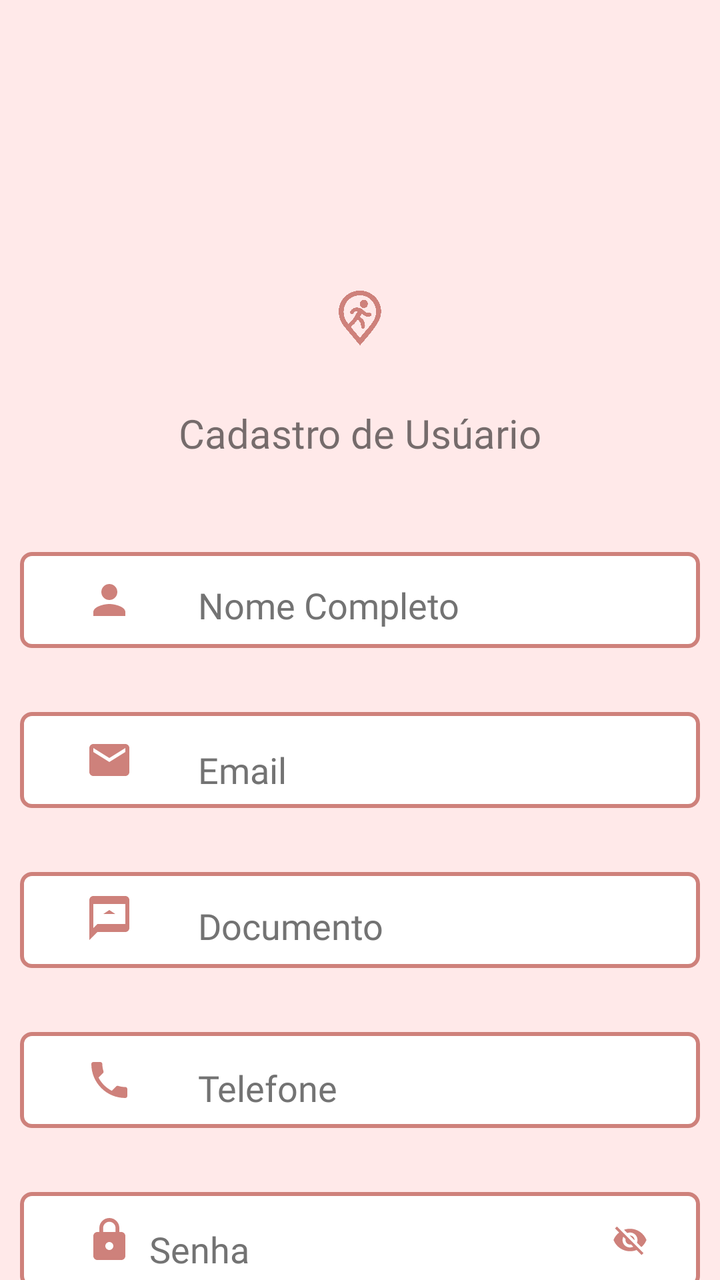
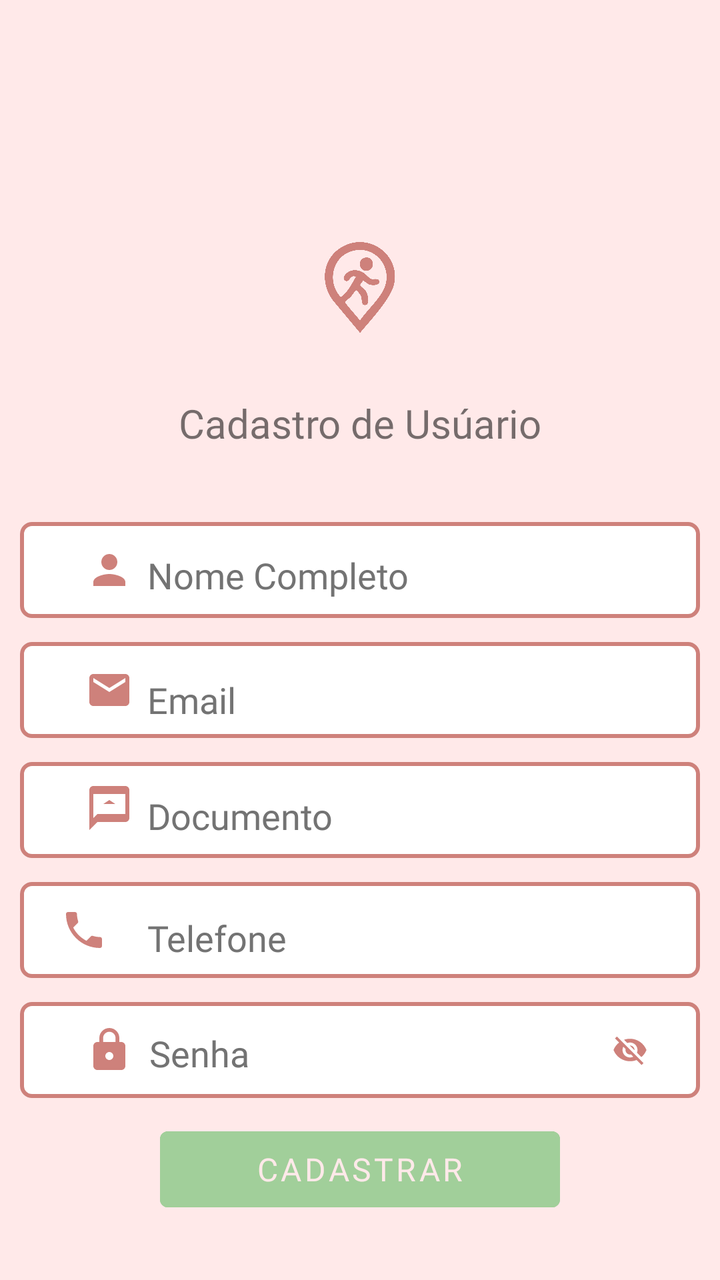

The first picture is an Android layout as it rendered before a commit; the second is the same layout after the commit. The layout source and the unified diff follow.
<!-- AndroidManifest.xml: application theme Theme.SafeTrace -->
<!-- res/layout/activity_cadastro.xml -->
<?xml version="1.0" encoding="utf-8"?>
<androidx.constraintlayout.widget.ConstraintLayout xmlns:android="http://schemas.android.com/apk/res/android"
    xmlns:app="http://schemas.android.com/apk/res-auto"
    xmlns:tools="http://schemas.android.com/tools"
    android:layout_width="match_parent"
    android:layout_height="match_parent"
    android:background="@color/fundo">

    
    <androidx.constraintlayout.widget.Guideline
        android:id="@+id/guidelineBordaTopo"
        android:layout_width="wrap_content"
        android:layout_height="wrap_content"
        android:orientation="horizontal"
        app:layout_constraintGuide_begin="16dp" />

    <androidx.constraintlayout.widget.Guideline
        android:id="@+id/guidelineBordaEsquerda"
        android:layout_width="wrap_content"
        android:layout_height="wrap_content"
        android:orientation="vertical"
        app:layout_constraintGuide_begin="16dp" />

    <androidx.constraintlayout.widget.Guideline
        android:id="@+id/guidelineBordaDireita"
        android:layout_width="wrap_content"
        android:layout_height="wrap_content"
        android:orientation="vertical"
        app:layout_constraintGuide_end="16dp" />

    <androidx.constraintlayout.widget.Guideline
        android:id="@+id/guidelineLogo"
        android:layout_width="wrap_content"
        android:layout_height="wrap_content"
        android:orientation="horizontal"
        app:layout_constraintGuide_begin="115dp" />

    <androidx.constraintlayout.widget.Guideline
        android:id="@+id/guidelineCadastro"
        android:layout_width="wrap_content"
        android:layout_height="wrap_content"
        android:orientation="horizontal"
        app:layout_constraintGuide_begin="230dp" />

    <androidx.constraintlayout.widget.Guideline
        android:id="@+id/guidelineSalvar"
        android:layout_width="wrap_content"
        android:layout_height="wrap_content"
        android:orientation="horizontal"
        app:layout_constraintGuide_end="230dp" />

    <androidx.constraintlayout.widget.Guideline
        android:id="@+id/guidelineBordaFim"
        android:layout_width="wrap_content"
        android:layout_height="wrap_content"
        android:orientation="horizontal"
        app:layout_constraintGuide_end="16dp" />

    

    
    <TextView
        android:id="@+id/textViewCadastrar"
        android:layout_width="wrap_content"
        android:layout_height="wrap_content"
        android:fontFamily="@font/poppins_semibold"
        android:text="Cadastro de Usúario"
        android:textAlignment="center"
        android:textSize="20sp"
        app:layout_constraintBottom_toTopOf="@+id/guidelineCadastro"
        app:layout_constraintEnd_toStartOf="@+id/guidelineBordaDireita"
        app:layout_constraintStart_toStartOf="@+id/guidelineBordaEsquerda" />

    
    <com.google.android.material.button.MaterialButton
        android:id="@+id/buttonBordaNome"
        android:layout_width="340dp"
        android:layout_height="60dp"
        android:layout_marginTop="40dp"
        android:backgroundTint="@color/white"
        android:fontFamily="@font/poppins"
        android:stateListAnimator="@null"
        android:text="                        "
        android:textColor="@color/primaria"
        app:cornerRadius="6dp"
        app:layout_constraintEnd_toStartOf="@+id/guidelineBordaDireita"
        app:layout_constraintStart_toStartOf="@+id/guidelineBordaEsquerda"
        app:layout_constraintTop_toTopOf="@+id/guidelineCadastro"
        app:rippleColor="@color/primaria"
        app:strokeColor="@color/primaria"
        app:strokeWidth="2dp" />


    

    <EditText
        android:id="@+id/editTextNome"
        android:layout_width="292dp"
        android:layout_height="29dp"
        android:background="@android:color/transparent"
        android:ems="10"
        android:fontFamily="@font/poppins"
        android:hint="Nome Completo"
        android:inputType="textPersonName"
        android:textAlignment="viewStart"
        android:textColor="@color/cinza"
        android:textColorHint="@color/cinza"
        android:textSize="18sp"
        app:layout_constraintBottom_toBottomOf="@+id/buttonBordaNome"
        app:layout_constraintStart_toStartOf="@+id/guideline"
        app:layout_constraintTop_toTopOf="@+id/buttonBordaNome"
        app:layout_constraintVertical_bias="0.58" />

    <com.google.android.material.button.MaterialButton
        android:id="@+id/buttonBordaEmail"
        android:layout_width="340dp"
        android:layout_height="60dp"
        android:layout_marginTop="20dp"
        android:backgroundTint="@color/white"
        android:fontFamily="@font/poppins"
        android:stateListAnimator="@null"
        android:text="                        "
        android:textColor="@color/primaria"
        app:cornerRadius="6dp"
        app:layout_constraintEnd_toStartOf="@+id/guidelineBordaDireita"
        app:layout_constraintStart_toStartOf="@+id/guidelineBordaEsquerda"
        app:layout_constraintTop_toBottomOf="@+id/buttonBordaNome"
        app:rippleColor="@color/primaria"
        app:strokeColor="@color/primaria"
        app:strokeWidth="2dp" />


    

    <EditText
        android:id="@+id/editTextEmail"
        android:layout_width="290dp"
        android:layout_height="34dp"
        android:background="@android:color/transparent"
        android:ems="10"
        android:fontFamily="@font/poppins"
        android:hint="Email"
        android:inputType="textEmailAddress"
        android:textAlignment="viewStart"
        android:textColor="@color/cinza"
        android:textColorHint="@color/cinza"
        android:textSize="18sp"
        app:layout_constraintBottom_toBottomOf="@+id/buttonBordaEmail"
        app:layout_constraintStart_toStartOf="@+id/guideline"
        app:layout_constraintTop_toTopOf="@+id/buttonBordaEmail"
        app:layout_constraintVertical_bias="0.692" />

    <com.google.android.material.button.MaterialButton
        android:id="@+id/buttonBordaCpf"
        android:layout_width="340dp"
        android:layout_height="60dp"
        android:layout_marginTop="20dp"
        android:backgroundTint="@color/white"
        android:fontFamily="@font/poppins"
        android:stateListAnimator="@null"
        android:text="                        "
        android:textColor="@color/primaria"
        app:cornerRadius="6dp"
        app:layout_constraintEnd_toStartOf="@+id/guidelineBordaDireita"
        app:layout_constraintStart_toStartOf="@+id/guidelineBordaEsquerda"
        app:layout_constraintTop_toBottomOf="@+id/buttonBordaEmail"
        app:rippleColor="@color/primaria"
        app:strokeColor="@color/primaria"
        app:strokeWidth="2dp" />


    
    <EditText
        android:id="@+id/editTextCpf"
        android:layout_width="292dp"
        android:layout_height="30dp"
        android:background="@android:color/transparent"
        android:ems="10"
        android:fontFamily="@font/poppins"
        android:hint="Documento"
        android:inputType="number"
        android:textAlignment="viewStart"
        android:textColor="@color/cinza"
        android:textColorHint="@color/cinza"
        android:textSize="18sp"
        app:layout_constraintBottom_toBottomOf="@+id/buttonBordaCpf"
        app:layout_constraintStart_toStartOf="@+id/guideline"
        app:layout_constraintTop_toTopOf="@+id/buttonBordaCpf"
        app:layout_constraintVertical_bias="0.6" />

    <com.google.android.material.button.MaterialButton
        android:id="@+id/buttonBordaTelefone"
        android:layout_width="340dp"
        android:layout_height="60dp"
        android:layout_marginTop="20dp"
        android:backgroundTint="@color/white"
        android:fontFamily="@font/poppins"
        android:stateListAnimator="@null"
        android:text="                        "
        android:textColor="@color/primaria"
        app:cornerRadius="6dp"
        app:layout_constraintEnd_toStartOf="@+id/guidelineBordaDireita"
        app:layout_constraintStart_toStartOf="@+id/guidelineBordaEsquerda"
        app:layout_constraintTop_toBottomOf="@+id/buttonBordaCpf"
        app:rippleColor="@color/primaria"
        app:strokeColor="@color/primaria"
        app:strokeWidth="2dp" />


    
    <EditText
        android:id="@+id/editTextTelefone"
        android:layout_width="292dp"
        android:layout_height="32dp"
        android:background="@android:color/transparent"
        android:ems="10"
        android:fontFamily="@font/poppins"
        android:hint="Telefone"
        android:inputType="phone"
        android:textAlignment="viewStart"
        android:textColor="@color/cinza"
        android:textColorHint="@color/cinza"
        android:textSize="18sp"
        app:layout_constraintBottom_toBottomOf="@+id/buttonBordaTelefone"
        app:layout_constraintStart_toStartOf="@+id/guideline"
        app:layout_constraintTop_toTopOf="@+id/buttonBordaTelefone"
        app:layout_constraintVertical_bias="0.642" />

    <com.google.android.material.button.MaterialButton
        android:id="@+id/buttonBordaSenha"
        android:layout_width="340dp"
        android:layout_height="60dp"
        android:layout_marginTop="20dp"
        android:backgroundTint="@color/white"
        android:fontFamily="@font/poppins"
        android:stateListAnimator="@null"
        android:text="                        "
        android:textColor="@color/primaria"
        app:cornerRadius="6dp"
        app:layout_constraintEnd_toStartOf="@+id/guidelineBordaDireita"
        app:layout_constraintStart_toStartOf="@+id/guidelineBordaEsquerda"
        app:layout_constraintTop_toBottomOf="@+id/buttonBordaTelefone"
        app:rippleColor="@color/primaria"
        app:strokeColor="@color/primaria"
        app:strokeWidth="2dp" />


    
    <EditText
        android:id="@+id/editTextSenha"
        android:layout_width="250dp"
        android:layout_height="33dp"
        android:background="@android:color/transparent"
        android:ems="10"
        android:fontFamily="@font/poppins"
        android:hint="Senha"
        android:inputType="textPassword"
        android:textAlignment="viewStart"
        android:textColor="@color/cinza"
        android:textColorHint="@color/cinza"
        android:textSize="18sp"
        app:layout_constraintBottom_toBottomOf="@+id/buttonBordaSenha"
        app:layout_constraintEnd_toStartOf="@+id/imageViewToggleSenha"
        app:layout_constraintStart_toStartOf="@+id/guideline"
        app:layout_constraintTop_toTopOf="@+id/buttonBordaSenha"
        app:layout_constraintVertical_bias="0.666" />

    <ImageView
        android:id="@+id/imageViewToggleSenha"
        android:layout_width="30dp"
        android:layout_height="30dp"
        android:layout_marginEnd="20dp"
        android:background="?attr/selectableItemBackgroundBorderless"
        android:padding="6dp"
        android:clickable="true"
        android:focusable="true"
        app:layout_constraintBottom_toBottomOf="@+id/buttonBordaSenha"
        app:layout_constraintEnd_toEndOf="@+id/buttonBordaSenha"
        app:layout_constraintTop_toTopOf="@+id/buttonBordaSenha"
        app:layout_constraintVertical_bias="0.5"
        app:srcCompat="@drawable/baseline_visibility_off_24" />

    <com.google.android.material.button.MaterialButton
        android:id="@+id/buttonCadastrar"
        android:layout_width="200dp"
        android:layout_height="50dp"
        android:backgroundTint="@color/verde"
        android:fontFamily="@font/poppins_semibold"
        android:stateListAnimator="@null"
        android:text="Cadastrar"
        android:textAlignment="center"
        android:textColor="@color/fundo"
        android:textSize="16sp"
        app:cornerRadius="4dp"
        app:layout_constraintBottom_toTopOf="@+id/guidelineSalvar"
        app:layout_constraintEnd_toStartOf="@+id/guidelineBordaDireita"
        app:layout_constraintHorizontal_bias="0.497"
        app:layout_constraintStart_toStartOf="@+id/guidelineBordaEsquerda"
        app:layout_constraintTop_toBottomOf="@+id/buttonBordaSenha"
        app:rippleColor="@color/verde"
        app:strokeColor="@color/verde"
        app:strokeWidth="2dp" />

    <ImageView
        android:id="@+id/imageView2"
        android:layout_width="54dp"
        android:layout_height="29dp"
        app:layout_constraintBottom_toTopOf="@+id/textViewCadastrar"
        app:layout_constraintEnd_toStartOf="@+id/guidelineBordaDireita"
        app:layout_constraintStart_toStartOf="@+id/guidelineBordaEsquerda"
        app:layout_constraintTop_toTopOf="@+id/guidelineLogo"
        app:srcCompat="@drawable/icone" />

    <ImageView
        android:id="@+id/imageView3"
        android:layout_width="wrap_content"
        android:layout_height="wrap_content"
        android:layout_marginEnd="350dp"
        app:layout_constraintBottom_toTopOf="@+id/guidelineLogo"
        app:layout_constraintEnd_toStartOf="@+id/guidelineBordaDireita"
        app:layout_constraintStart_toStartOf="@+id/guidelineBordaEsquerda"
        app:layout_constraintTop_toTopOf="@+id/guidelineBordaTopo"
        app:srcCompat="@drawable/baseline_arrow_back_24" />

    <androidx.constraintlayout.widget.Guideline
        android:id="@+id/guideline"
        android:layout_width="wrap_content"
        android:layout_height="wrap_content"
        android:orientation="vertical"
        app:layout_constraintGuide_begin="99dp" />

    <ImageView
        android:id="@+id/imageView10"
        android:layout_width="wrap_content"
        android:layout_height="wrap_content"
        app:layout_constraintBottom_toBottomOf="@+id/buttonBordaNome"
        app:layout_constraintEnd_toStartOf="@+id/guideline"
        app:layout_constraintStart_toStartOf="@+id/buttonBordaNome"
        app:layout_constraintTop_toTopOf="@+id/buttonBordaNome"
        app:srcCompat="@drawable/baseline_person_24" />

    <ImageView
        android:id="@+id/imageView11"
        android:layout_width="wrap_content"
        android:layout_height="wrap_content"
        app:layout_constraintBottom_toBottomOf="@+id/buttonBordaEmail"
        app:layout_constraintEnd_toStartOf="@+id/guideline"
        app:layout_constraintStart_toStartOf="@+id/buttonBordaEmail"
        app:layout_constraintTop_toTopOf="@+id/buttonBordaEmail"
        app:srcCompat="@drawable/baseline_email_24" />

    <ImageView
        android:id="@+id/imageView12"
        android:layout_width="wrap_content"
        android:layout_height="wrap_content"
        app:layout_constraintBottom_toBottomOf="@+id/buttonBordaCpf"
        app:layout_constraintEnd_toStartOf="@+id/guideline"
        app:layout_constraintStart_toStartOf="@+id/buttonBordaCpf"
        app:layout_constraintTop_toTopOf="@+id/buttonBordaCpf"
        app:srcCompat="@drawable/baseline_contact_mail_24" />

    <ImageView
        android:id="@+id/imageView13"
        android:layout_width="wrap_content"
        android:layout_height="wrap_content"
        app:layout_constraintBottom_toBottomOf="@+id/buttonBordaTelefone"
        app:layout_constraintEnd_toStartOf="@+id/editTextTelefone"
        app:layout_constraintStart_toStartOf="@+id/buttonBordaTelefone"
        app:layout_constraintTop_toTopOf="@+id/buttonBordaTelefone"
        app:srcCompat="@drawable/baseline_call_24" />

    <ImageView
        android:id="@+id/imageView14"
        android:layout_width="wrap_content"
        android:layout_height="wrap_content"
        app:layout_constraintBottom_toBottomOf="@+id/buttonBordaSenha"
        app:layout_constraintEnd_toStartOf="@+id/guideline"
        app:layout_constraintStart_toStartOf="@+id/buttonBordaSenha"
        app:layout_constraintTop_toTopOf="@+id/buttonBordaSenha"
        app:srcCompat="@drawable/baseline_lock_24" />

    <ImageView
        android:id="@+id/imageView15"
        android:layout_width="wrap_content"
        android:layout_height="wrap_content"
        android:layout_marginStart="350dp"
        app:layout_constraintBottom_toTopOf="@+id/guidelineLogo"
        app:layout_constraintEnd_toStartOf="@+id/guidelineBordaDireita"
        app:layout_constraintStart_toStartOf="@+id/guidelineBordaEsquerda"
        app:layout_constraintTop_toTopOf="@+id/guidelineBordaTopo"
        app:srcCompat="@drawable/baseline_dehaze_24" />
</androidx.constraintlayout.widget.ConstraintLayout>
<!-- resources referenced by this layout -->
<resources>
  <color name="cinza">#737373</color>
  <color name="fundo">#ffe9e9</color>
  <color name="primaria">#ce817b</color>
  <color name="verde">#a1cf9a</color>
  <color name="white">#FFFFFFFF</color>
  <!-- drawable baseline_arrow_back_24 (drawable) -->
  <vector xmlns:android="http://schemas.android.com/apk/res/android" android:autoMirrored="true" android:height="24dp" android:tint="#CE817B" android:viewportHeight="24" android:viewportWidth="24" android:width="24dp">
  
      <path android:fillColor="@android:color/white" android:pathData="M20,11H7.83l5.59,-5.59L12,4l-8,8 8,8 1.41,-1.41L7.83,13H20v-2z"/>
  
  </vector>
  <!-- drawable baseline_contact_mail_24 (drawable) -->
  <vector xmlns:android="http://schemas.android.com/apk/res/android"
      android:width="24dp"
      android:height="24dp"
      android:viewportWidth="24"
      android:viewportHeight="24"
      android:tint="#CE817B">
      <path
          android:fillColor="@android:color/white"
          android:pathData="M0,0h24v24H0V0z" android:fillAlpha="0"/>
      <path
          android:fillColor="@android:color/white"
          android:pathData="M20,0H4C2.9,0 2.01,0.9 2.01,2L2,22l4,-4h14c1.1,0 2,-0.9 2,-2V2C22,0.9 21.1,0 20,0zM20,14H6l-2,2V4h16V14zM12,7l3,2h-6L12,7z"/>
  </vector>
  <!-- drawable baseline_dehaze_24 (drawable) -->
  <vector xmlns:android="http://schemas.android.com/apk/res/android" android:height="24dp" android:tint="#CE817B" android:viewportHeight="24" android:viewportWidth="24" android:width="24dp">
        
      <path android:fillColor="@android:color/white" android:pathData="M2,15.5v2h20v-2L2,15.5zM2,10.5v2h20v-2L2,10.5zM2,5.5v2h20v-2L2,5.5z"/>
      
  </vector>
  <!-- drawable baseline_email_24 (drawable) -->
  <vector xmlns:android="http://schemas.android.com/apk/res/android"
      android:width="24dp"
      android:height="24dp"
      android:viewportWidth="24"
      android:viewportHeight="24"
      android:tint="#CE817B">
      <path
          android:fillColor="@android:color/white"
          android:pathData="M20,4L4,4c-1.1,0 -1.99,0.9 -1.99,2L2,18c0,1.1 0.9,2 2,2h16c1.1,0 2,-0.9 2,-2L22,6c0,-1.1 -0.9,-2 -2,-2zM20,8l-8,5 -8,-5L4,6l8,5 8,-5v2z"/>
  </vector>
  <!-- drawable baseline_lock_24 (drawable) -->
  <vector xmlns:android="http://schemas.android.com/apk/res/android"
      android:width="24dp"
      android:height="24dp"
      android:viewportWidth="24"
      android:viewportHeight="24"
      android:tint="#CE817B">
      <path
          android:fillColor="@android:color/white"
          android:pathData="M18,8h-1L17,6c0,-2.76 -2.24,-5 -5,-5S7,3.24 7,6v2L6,8c-1.1,0 -2,0.9 -2,2v10c0,1.1 0.9,2 2,2h12c1.1,0 2,-0.9 2,-2L20,10c0,-1.1 -0.9,-2 -2,-2zM12,17c-1.1,0 -2,-0.9 -2,-2s0.9,-2 2,-2 2,0.9 2,2 -0.9,2 -2,2zM15.1,8L8.9,8L8.9,6c0,-1.71 1.39,-3.1 3.1,-3.1 1.71,0 3.1,1.39 3.1,3.1v2z"/>
  </vector>
  <!-- drawable baseline_person_24 (drawable) -->
  <vector xmlns:android="http://schemas.android.com/apk/res/android"
      android:width="24dp"
      android:height="24dp"
      android:viewportWidth="24"
      android:viewportHeight="24"
      android:tint="#CE817B">
      <path
          android:fillColor="@android:color/white"
          android:pathData="M12,12c2.21,0 4,-1.79 4,-4s-1.79,-4 -4,-4 -4,1.79 -4,4 1.79,4 4,4zM12,14c-2.67,0 -8,1.34 -8,4v2h16v-2c0,-2.66 -5.33,-4 -8,-4z"/>
  </vector>
  <color name="primaria_variacao">#ea9999</color>
  <color name="secundaria">#BA0606</color>
  <color name="secundaria_variacao">#762f2a</color>
  <color name="black">#FF000000</color>
  <style name="ThemeOverlay.SafeTrace" parent="ThemeOverlay.MaterialComponents.TextInputEditText.OutlinedBox">
          <item name="colorControlNormal">@color/primaria</item> 
          <item name="colorControlActivated">@color/primaria</item> 
          <item name="android:textColor">@color/primaria</item> 
          <item name="android:textColorHint">@color/primaria</item> 
      </style>
  <!-- unchanged entries left out for length: 4 -->
</resources>

<!-- the commit's change to res/layout/activity_cadastro.xml (unified diff, before → after) -->
@@ -63,26 +63,29 @@
         android:id="@+id/textViewCadastrar"
         android:layout_width="wrap_content"
         android:layout_height="wrap_content"
+        android:layout_marginTop="25dp"
         android:fontFamily="@font/poppins_semibold"
         android:text="Cadastro de Usúario"
         android:textAlignment="center"
         android:textSize="20sp"
         app:layout_constraintBottom_toTopOf="@+id/guidelineCadastro"
         app:layout_constraintEnd_toStartOf="@+id/guidelineBordaDireita"
-        app:layout_constraintStart_toStartOf="@+id/guidelineBordaEsquerda" />
+        app:layout_constraintStart_toStartOf="@+id/guidelineBordaEsquerda"
+        app:layout_constraintTop_toBottomOf="@+id/imageView2" />
 
     
     <com.google.android.material.button.MaterialButton
         android:id="@+id/buttonBordaNome"
         android:layout_width="340dp"
         android:layout_height="60dp"
-        android:layout_marginTop="40dp"
-        android:backgroundTint="@color/white"
-        android:fontFamily="@font/poppins"
-        android:stateListAnimator="@null"
-        android:text="                        "
-        android:textColor="@color/primaria"
-        app:cornerRadius="6dp"
+        android:layout_marginTop="30dp"
+        android:backgroundTint="@color/white"
+        android:fontFamily="@font/poppins"
+        android:stateListAnimator="@null"
+        android:text="                        "
+        android:textColor="@color/primaria"
+        app:cornerRadius="6dp"
+        app:layout_constraintBottom_toTopOf="@+id/buttonBordaEmail"
         app:layout_constraintEnd_toStartOf="@+id/guidelineBordaDireita"
         app:layout_constraintStart_toStartOf="@+id/guidelineBordaEsquerda"
         app:layout_constraintTop_toTopOf="@+id/guidelineCadastro"
@@ -97,6 +100,7 @@
         android:id="@+id/editTextNome"
         android:layout_width="292dp"
         android:layout_height="29dp"
+        android:layout_marginEnd="20dp"
         android:background="@android:color/transparent"
         android:ems="10"
         android:fontFamily="@font/poppins"
@@ -107,6 +111,7 @@
         android:textColorHint="@color/cinza"
         android:textSize="18sp"
         app:layout_constraintBottom_toBottomOf="@+id/buttonBordaNome"
+        app:layout_constraintEnd_toEndOf="parent"
         app:layout_constraintStart_toStartOf="@+id/guideline"
         app:layout_constraintTop_toTopOf="@+id/buttonBordaNome"
         app:layout_constraintVertical_bias="0.58" />
@@ -115,13 +120,13 @@
         android:id="@+id/buttonBordaEmail"
         android:layout_width="340dp"
         android:layout_height="60dp"
-        android:layout_marginTop="20dp"
-        android:backgroundTint="@color/white"
-        android:fontFamily="@font/poppins"
-        android:stateListAnimator="@null"
-        android:text="                        "
-        android:textColor="@color/primaria"
-        app:cornerRadius="6dp"
+        android:backgroundTint="@color/white"
+        android:fontFamily="@font/poppins"
+        android:stateListAnimator="@null"
+        android:text="                        "
+        android:textColor="@color/primaria"
+        app:cornerRadius="6dp"
+        app:layout_constraintBottom_toTopOf="@+id/buttonBordaCpf"
         app:layout_constraintEnd_toStartOf="@+id/guidelineBordaDireita"
         app:layout_constraintStart_toStartOf="@+id/guidelineBordaEsquerda"
         app:layout_constraintTop_toBottomOf="@+id/buttonBordaNome"
@@ -136,6 +141,7 @@
         android:id="@+id/editTextEmail"
         android:layout_width="290dp"
         android:layout_height="34dp"
+        android:layout_marginEnd="22dp"
         android:background="@android:color/transparent"
         android:ems="10"
         android:fontFamily="@font/poppins"
@@ -146,6 +152,7 @@
         android:textColorHint="@color/cinza"
         android:textSize="18sp"
         app:layout_constraintBottom_toBottomOf="@+id/buttonBordaEmail"
+        app:layout_constraintEnd_toEndOf="parent"
         app:layout_constraintStart_toStartOf="@+id/guideline"
         app:layout_constraintTop_toTopOf="@+id/buttonBordaEmail"
         app:layout_constraintVertical_bias="0.692" />
@@ -154,13 +161,13 @@
         android:id="@+id/buttonBordaCpf"
         android:layout_width="340dp"
         android:layout_height="60dp"
-        android:layout_marginTop="20dp"
-        android:backgroundTint="@color/white"
-        android:fontFamily="@font/poppins"
-        android:stateListAnimator="@null"
-        android:text="                        "
-        android:textColor="@color/primaria"
-        app:cornerRadius="6dp"
+        android:backgroundTint="@color/white"
+        android:fontFamily="@font/poppins"
+        android:stateListAnimator="@null"
+        android:text="                        "
+        android:textColor="@color/primaria"
+        app:cornerRadius="6dp"
+        app:layout_constraintBottom_toTopOf="@+id/buttonBordaTelefone"
         app:layout_constraintEnd_toStartOf="@+id/guidelineBordaDireita"
         app:layout_constraintStart_toStartOf="@+id/guidelineBordaEsquerda"
         app:layout_constraintTop_toBottomOf="@+id/buttonBordaEmail"
@@ -174,6 +181,7 @@
         android:id="@+id/editTextCpf"
         android:layout_width="292dp"
         android:layout_height="30dp"
+        android:layout_marginEnd="20dp"
         android:background="@android:color/transparent"
         android:ems="10"
         android:fontFamily="@font/poppins"
@@ -184,6 +192,7 @@
         android:textColorHint="@color/cinza"
         android:textSize="18sp"
         app:layout_constraintBottom_toBottomOf="@+id/buttonBordaCpf"
+        app:layout_constraintEnd_toEndOf="parent"
         app:layout_constraintStart_toStartOf="@+id/guideline"
         app:layout_constraintTop_toTopOf="@+id/buttonBordaCpf"
         app:layout_constraintVertical_bias="0.6" />
@@ -192,13 +201,13 @@
         android:id="@+id/buttonBordaTelefone"
         android:layout_width="340dp"
         android:layout_height="60dp"
-        android:layout_marginTop="20dp"
-        android:backgroundTint="@color/white"
-        android:fontFamily="@font/poppins"
-        android:stateListAnimator="@null"
-        android:text="                        "
-        android:textColor="@color/primaria"
-        app:cornerRadius="6dp"
+        android:backgroundTint="@color/white"
+        android:fontFamily="@font/poppins"
+        android:stateListAnimator="@null"
+        android:text="                        "
+        android:textColor="@color/primaria"
+        app:cornerRadius="6dp"
+        app:layout_constraintBottom_toTopOf="@+id/buttonBordaSenha"
         app:layout_constraintEnd_toStartOf="@+id/guidelineBordaDireita"
         app:layout_constraintStart_toStartOf="@+id/guidelineBordaEsquerda"
         app:layout_constraintTop_toBottomOf="@+id/buttonBordaCpf"
@@ -212,6 +221,7 @@
         android:id="@+id/editTextTelefone"
         android:layout_width="292dp"
         android:layout_height="32dp"
+        android:layout_marginEnd="20dp"
         android:background="@android:color/transparent"
         android:ems="10"
         android:fontFamily="@font/poppins"
@@ -222,6 +232,7 @@
         android:textColorHint="@color/cinza"
         android:textSize="18sp"
         app:layout_constraintBottom_toBottomOf="@+id/buttonBordaTelefone"
+        app:layout_constraintEnd_toEndOf="parent"
         app:layout_constraintStart_toStartOf="@+id/guideline"
         app:layout_constraintTop_toTopOf="@+id/buttonBordaTelefone"
         app:layout_constraintVertical_bias="0.642" />
@@ -230,13 +241,14 @@
         android:id="@+id/buttonBordaSenha"
         android:layout_width="340dp"
         android:layout_height="60dp"
-        android:layout_marginTop="20dp"
-        android:backgroundTint="@color/white"
-        android:fontFamily="@font/poppins"
-        android:stateListAnimator="@null"
-        android:text="                        "
-        android:textColor="@color/primaria"
-        app:cornerRadius="6dp"
+        android:layout_marginBottom="90dp"
+        android:backgroundTint="@color/white"
+        android:fontFamily="@font/poppins"
+        android:stateListAnimator="@null"
+        android:text="                        "
+        android:textColor="@color/primaria"
+        app:cornerRadius="6dp"
+        app:layout_constraintBottom_toBottomOf="parent"
         app:layout_constraintEnd_toStartOf="@+id/guidelineBordaDireita"
         app:layout_constraintStart_toStartOf="@+id/guidelineBordaEsquerda"
         app:layout_constraintTop_toBottomOf="@+id/buttonBordaTelefone"
@@ -246,9 +258,10 @@
 
 
     
+
     <EditText
         android:id="@+id/editTextSenha"
-        android:layout_width="250dp"
+        android:layout_width="225dp"
         android:layout_height="33dp"
         android:background="@android:color/transparent"
         android:ems="10"
@@ -261,9 +274,10 @@
         android:textSize="18sp"
         app:layout_constraintBottom_toBottomOf="@+id/buttonBordaSenha"
         app:layout_constraintEnd_toStartOf="@+id/imageViewToggleSenha"
-        app:layout_constraintStart_toStartOf="@+id/guideline"
+        app:layout_constraintHorizontal_bias="0.964"
+        app:layout_constraintStart_toEndOf="@+id/imageView14"
         app:layout_constraintTop_toTopOf="@+id/buttonBordaSenha"
-        app:layout_constraintVertical_bias="0.666" />
+        app:layout_constraintVertical_bias="0.555" />
 
     <ImageView
         android:id="@+id/imageViewToggleSenha"
@@ -284,6 +298,9 @@
         android:id="@+id/buttonCadastrar"
         android:layout_width="200dp"
         android:layout_height="50dp"
+        android:layout_marginStart="106dp"
+        android:layout_marginEnd="106dp"
+        android:layout_marginBottom="26dp"
         android:backgroundTint="@color/verde"
         android:fontFamily="@font/poppins_semibold"
         android:stateListAnimator="@null"
@@ -292,10 +309,9 @@
         android:textColor="@color/fundo"
         android:textSize="16sp"
         app:cornerRadius="4dp"
-        app:layout_constraintBottom_toTopOf="@+id/guidelineSalvar"
-        app:layout_constraintEnd_toStartOf="@+id/guidelineBordaDireita"
-        app:layout_constraintHorizontal_bias="0.497"
-        app:layout_constraintStart_toStartOf="@+id/guidelineBordaEsquerda"
+        app:layout_constraintBottom_toBottomOf="parent"
+        app:layout_constraintEnd_toEndOf="parent"
+        app:layout_constraintStart_toStartOf="parent"
         app:layout_constraintTop_toBottomOf="@+id/buttonBordaSenha"
         app:rippleColor="@color/verde"
         app:strokeColor="@color/verde"
@@ -303,8 +319,8 @@
 
     <ImageView
         android:id="@+id/imageView2"
-        android:layout_width="54dp"
-        android:layout_height="29dp"
+        android:layout_width="70dp"
+        android:layout_height="48dp"
         app:layout_constraintBottom_toTopOf="@+id/textViewCadastrar"
         app:layout_constraintEnd_toStartOf="@+id/guidelineBordaDireita"
         app:layout_constraintStart_toStartOf="@+id/guidelineBordaEsquerda"
@@ -313,8 +329,8 @@
 
     <ImageView
         android:id="@+id/imageView3"
-        android:layout_width="wrap_content"
-        android:layout_height="wrap_content"
+        android:layout_width="42dp"
+        android:layout_height="33dp"
         android:layout_marginEnd="350dp"
         app:layout_constraintBottom_toTopOf="@+id/guidelineLogo"
         app:layout_constraintEnd_toStartOf="@+id/guidelineBordaDireita"
@@ -379,14 +395,4 @@
         app:layout_constraintTop_toTopOf="@+id/buttonBordaSenha"
         app:srcCompat="@drawable/baseline_lock_24" />
 
-    <ImageView
-        android:id="@+id/imageView15"
-        android:layout_width="wrap_content"
-        android:layout_height="wrap_content"
-        android:layout_marginStart="350dp"
-        app:layout_constraintBottom_toTopOf="@+id/guidelineLogo"
-        app:layout_constraintEnd_toStartOf="@+id/guidelineBordaDireita"
-        app:layout_constraintStart_toStartOf="@+id/guidelineBordaEsquerda"
-        app:layout_constraintTop_toTopOf="@+id/guidelineBordaTopo"
-        app:srcCompat="@drawable/baseline_dehaze_24" />
 </androidx.constraintlayout.widget.ConstraintLayout>
<!-- resource entries referenced after the edit -->
@@ -24,12 +24,6 @@
       <path
           android:fillColor="@android:color/white"
           android:pathData="M20,0H4C2.9,0 2.01,0.9 2.01,2L2,22l4,-4h14c1.1,0 2,-0.9 2,-2V2C22,0.9 21.1,0 20,0zM20,14H6l-2,2V4h16V14zM12,7l3,2h-6L12,7z"/>
-  </vector>
-  <!-- drawable baseline_dehaze_24 (drawable) -->
-  <vector xmlns:android="http://schemas.android.com/apk/res/android" android:height="24dp" android:tint="#CE817B" android:viewportHeight="24" android:viewportWidth="24" android:width="24dp">
-        
-      <path android:fillColor="@android:color/white" android:pathData="M2,15.5v2h20v-2L2,15.5zM2,10.5v2h20v-2L2,10.5zM2,5.5v2h20v-2L2,5.5z"/>
-      
   </vector>
   <!-- drawable baseline_email_24 (drawable) -->
   <vector xmlns:android="http://schemas.android.com/apk/res/android"
